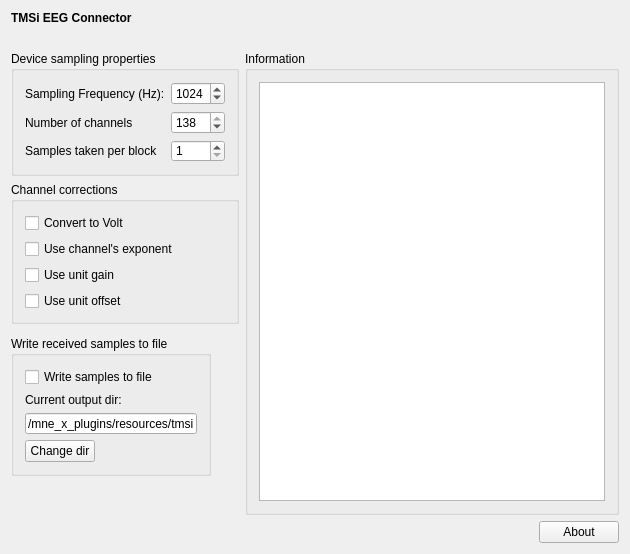
This is applications/mne_x/plugins/tmsi/FormFiles/tmsisetup.ui in mne-tools/mne-cpp as Qt 5 draws it before an edit. The edited form follows.
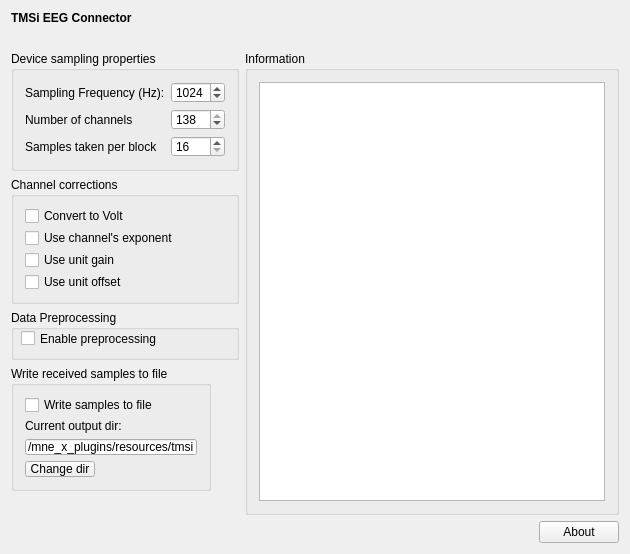
This is the edited form.

Commit message: - Added preprocessing function (only very simple HP available for now) - changed tmsidriver to new 7.* tmsi driver version - 64 bit tmsi driver is now supported

```diff
--- a/applications/mne_x/plugins/tmsi/FormFiles/tmsisetup.ui
+++ b/applications/mne_x/plugins/tmsi/FormFiles/tmsisetup.ui
@@ -88,13 +88,13 @@
         <item row="2" column="1">
          <widget class="QSpinBox" name="m_spinBox_SamplesPerBlock">
           <property name="minimum">
-           <number>1</number>
+           <number>16</number>
           </property>
           <property name="maximum">
            <number>512</number>
           </property>
           <property name="value">
-           <number>1</number>
+           <number>16</number>
           </property>
          </widget>
         </item>
@@ -194,7 +194,7 @@
        <property name="minimumSize">
         <size>
          <width>0</width>
-         <height>100</height>
+         <height>110</height>
         </size>
        </property>
        <property name="title">
@@ -299,6 +299,32 @@
        </layout>
       </widget>
      </item>
+     <item row="2" column="0">
+      <widget class="QGroupBox" name="groupBox">
+       <property name="minimumSize">
+        <size>
+         <width>0</width>
+         <height>50</height>
+        </size>
+       </property>
+       <property name="title">
+        <string>Data Preprocessing</string>
+       </property>
+       <widget class="QCheckBox" name="m_checkBox_UsePresprocessing">
+        <property name="geometry">
+         <rect>
+          <x>10</x>
+          <y>20</y>
+          <width>151</width>
+          <height>17</height>
+         </rect>
+        </property>
+        <property name="text">
+         <string>Enable preprocessing</string>
+        </property>
+       </widget>
+      </widget>
+     </item>
     </layout>
    </item>
   </layout>
```
The commit also changes 9 other files.
